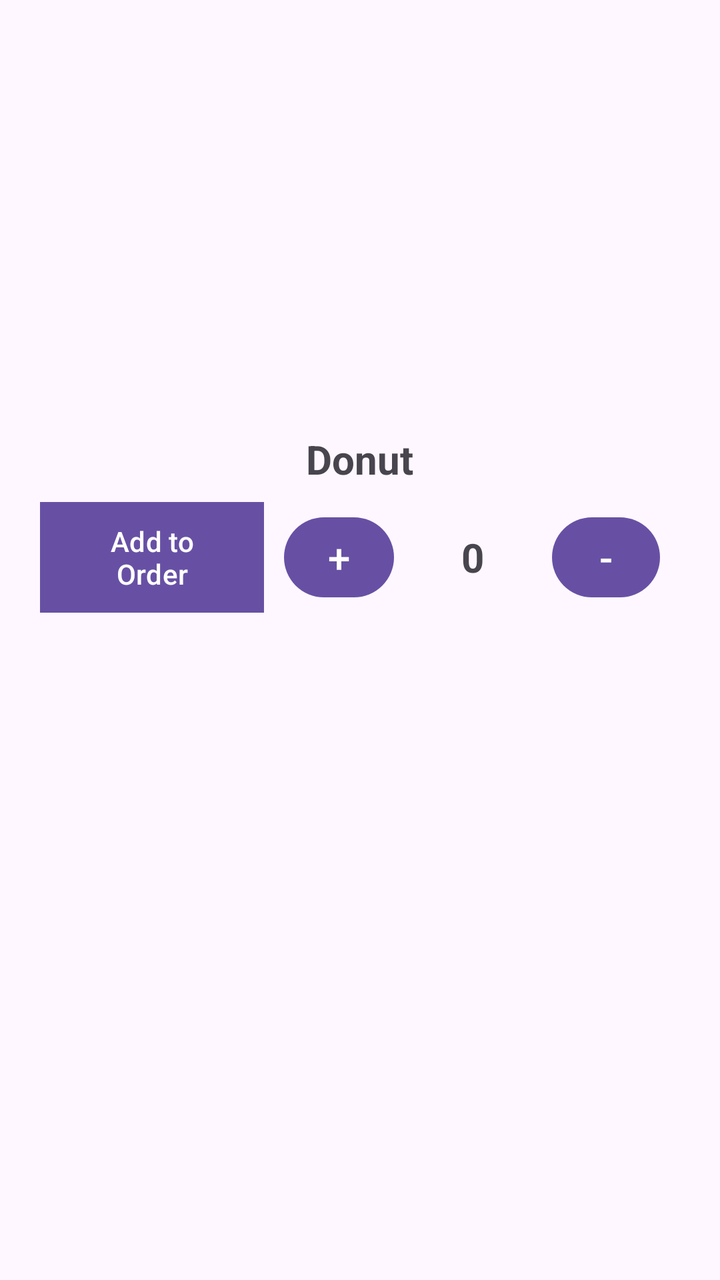
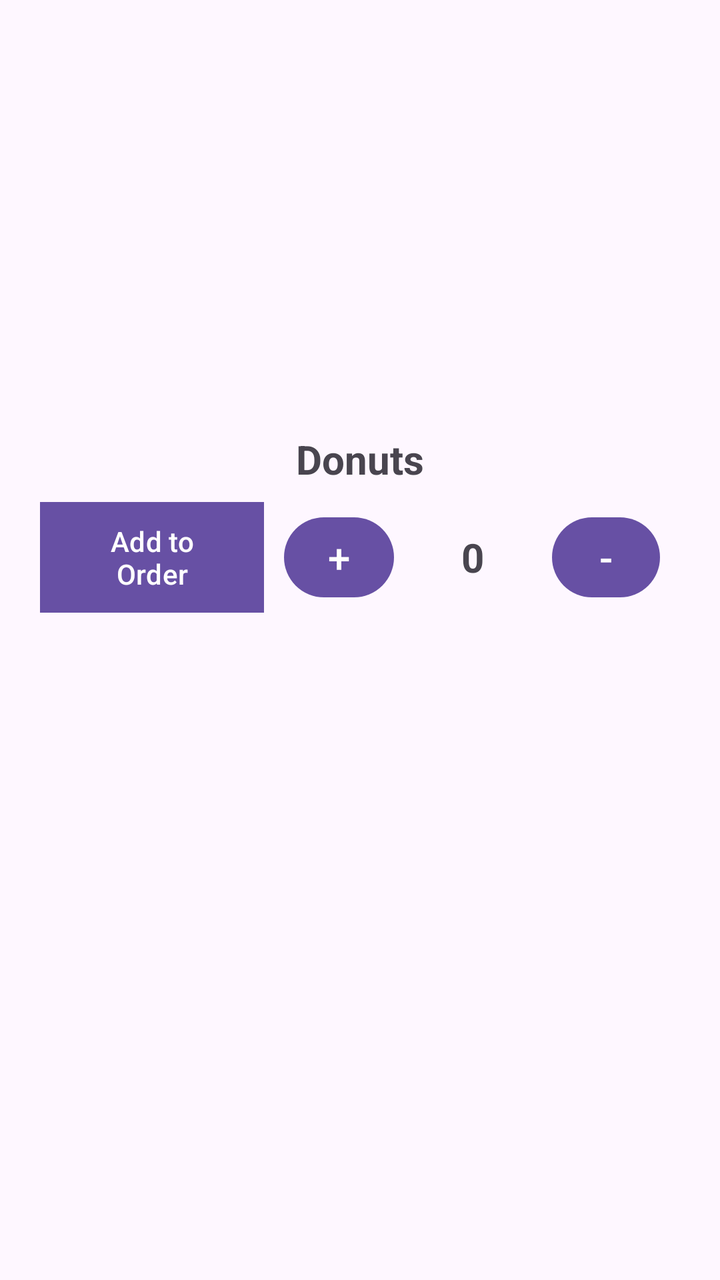

The first picture is an Android layout as it rendered before a commit; the second is the same layout after the commit. The layout source and the unified diff follow.
<!-- AndroidManifest.xml: application theme Theme.Software_Meth_5 -->
<!-- res/layout/item_donut.xml -->
<?xml version="1.0" encoding="utf-8"?>
<LinearLayout xmlns:android="http://schemas.android.com/apk/res/android"
    xmlns:app="http://schemas.android.com/apk/res-auto"
    android:layout_width="match_parent"
    android:layout_height="wrap_content"
    android:layout_marginBottom="25dp"
    android:gravity="center_horizontal"
    android:paddingTop="8dp"
    android:paddingBottom="8dp">

    
    <LinearLayout
        android:id="@+id/donutOption"
        android:layout_width="320dp"
        android:layout_height="wrap_content"
        android:orientation="vertical">

        <ImageView
            android:id="@+id/donutImage"
            android:layout_width="match_parent"
            android:layout_height="200dp"
            android:scaleType="centerCrop" />

        <TextView
            android:id="@+id/donutName"
            android:layout_width="wrap_content"
            android:layout_height="wrap_content"
            android:layout_gravity="center_horizontal|center_vertical"
            android:layout_marginTop="8dp"
            android:layout_marginBottom="8dp"
            android:gravity="center|center_vertical"
            android:text="Donut"
            android:textSize="20sp"
            android:textStyle="bold" />

        <LinearLayout
            android:layout_width="match_parent"
            android:layout_height="match_parent"
            android:orientation="horizontal">

            <Button
                android:id="@+id/addDonut"
                android:layout_width="112dp"
                android:layout_height="wrap_content"
                android:layout_gravity="clip_horizontal"
                android:background="#644D4E"
                android:foregroundGravity="center_vertical"
                android:gravity="center|center_vertical"
                android:text="Add to Order" />

            <LinearLayout
                android:layout_width="match_parent"
                android:layout_height="match_parent"
                android:layout_marginLeft="10dp"
                android:orientation="horizontal">

                <Button
                    android:id="@+id/addQuantity"
                    android:layout_width="55dp"
                    android:layout_height="wrap_content"
                    android:layout_gravity="center_vertical"
                    android:layout_marginRight="5dp"
                    android:gravity="center"
                    android:padding="2dp"
                    android:text="+"
                    android:textSize="20sp" />

                <TextView
                    android:id="@+id/quantitySandwichText"
                    android:layout_width="69dp"
                    android:layout_height="50dp"
                    android:layout_gravity="center_vertical"
                    android:layout_marginRight="5dp"
                    android:layout_weight="0"
                    android:gravity="center"
                    android:text="0"
                    android:textSize="20sp"
                    android:textStyle="bold" />

                <Button
                    android:id="@+id/removeQuantity"
                    android:layout_width="54dp"
                    android:layout_height="wrap_content"
                    android:layout_gravity="center_vertical"
                    android:gravity="center"
                    android:text="-"
                    android:textColor="#FFFFFF"
                    android:textColorLink="#FFFFFF"
                    android:textSize="20sp"
                    app:opticalCenterEnabled="false" />
            </LinearLayout>
        </LinearLayout>

    </LinearLayout>

</LinearLayout>
<!-- resources referenced by this layout -->
<resources>
  <style name="Theme.Software_Meth_5" parent="Base.Theme.Software_Meth_5" />
  <style name="Base.Theme.Software_Meth_5" parent="Theme.Material3.DayNight.NoActionBar">
          
          
      </style>
</resources>

<!-- the commit's change to res/layout/item_donut.xml (unified diff, before → after) -->
@@ -19,6 +19,7 @@
             android:id="@+id/donutImage"
             android:layout_width="match_parent"
             android:layout_height="200dp"
+            android:contentDescription="@string/donut_pic"
             android:scaleType="centerCrop" />
 
         <TextView
@@ -29,7 +30,7 @@
             android:layout_marginTop="8dp"
             android:layout_marginBottom="8dp"
             android:gravity="center|center_vertical"
-            android:text="Donut"
+            android:text="@string/donut_title"
             android:textSize="20sp"
             android:textStyle="bold" />
 
@@ -46,7 +47,7 @@
                 android:background="#644D4E"
                 android:foregroundGravity="center_vertical"
                 android:gravity="center|center_vertical"
-                android:text="Add to Order" />
+                android:text="@string/add_btn" />
 
             <LinearLayout
                 android:layout_width="match_parent"
@@ -62,7 +63,7 @@
                     android:layout_marginRight="5dp"
                     android:gravity="center"
                     android:padding="2dp"
-                    android:text="+"
+                    android:text="@string/add"
                     android:textSize="20sp" />
 
                 <TextView
@@ -73,7 +74,7 @@
                     android:layout_marginRight="5dp"
                     android:layout_weight="0"
                     android:gravity="center"
-                    android:text="0"
+                    android:text="@string/none"
                     android:textSize="20sp"
                     android:textStyle="bold" />
 
@@ -83,7 +84,7 @@
                     android:layout_height="wrap_content"
                     android:layout_gravity="center_vertical"
                     android:gravity="center"
-                    android:text="-"
+                    android:text="@string/remove"
                     android:textColor="#FFFFFF"
                     android:textColorLink="#FFFFFF"
                     android:textSize="20sp"
<!-- resource entries referenced after the edit -->
@@ -1,5 +1,11 @@
 <!-- resources referenced by this layout -->
 <resources>
+  <string name="add">+</string>
+  <string name="add_btn">Add to Order</string>
+  <string name="donut_pic">a picture of the donut</string>
+  <string name="donut_title">Donuts</string>
+  <string name="none">0</string>
+  <string name="remove">-</string>
   <style name="Theme.Software_Meth_5" parent="Base.Theme.Software_Meth_5" />
   <style name="Base.Theme.Software_Meth_5" parent="Theme.Material3.DayNight.NoActionBar">
           
